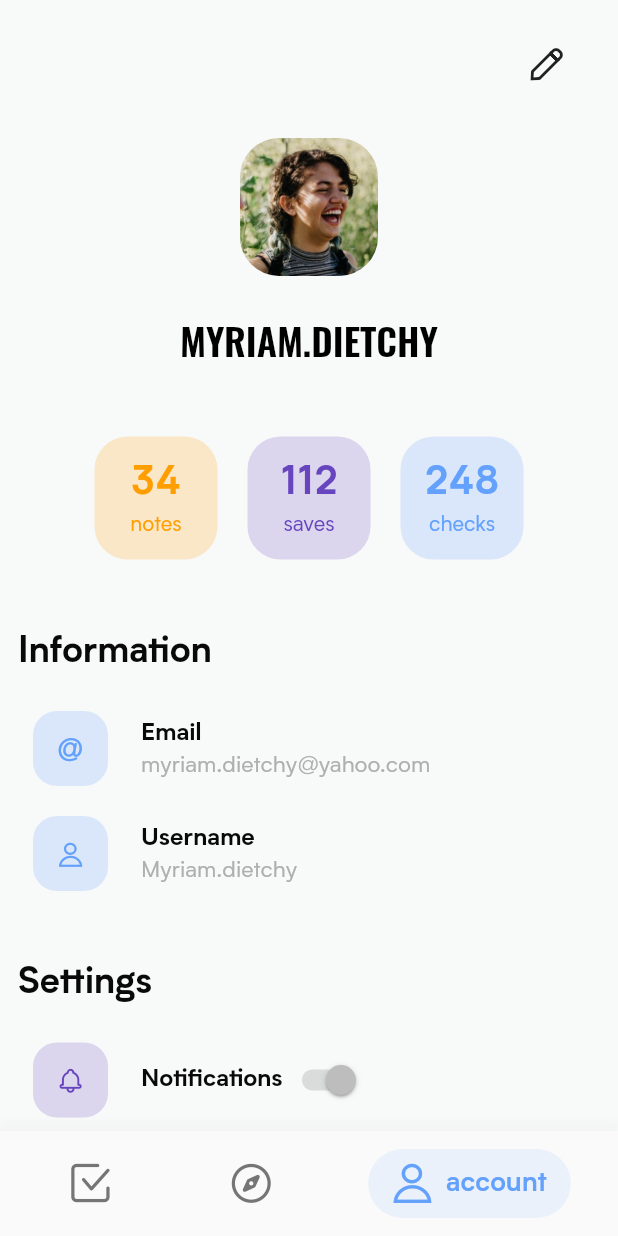
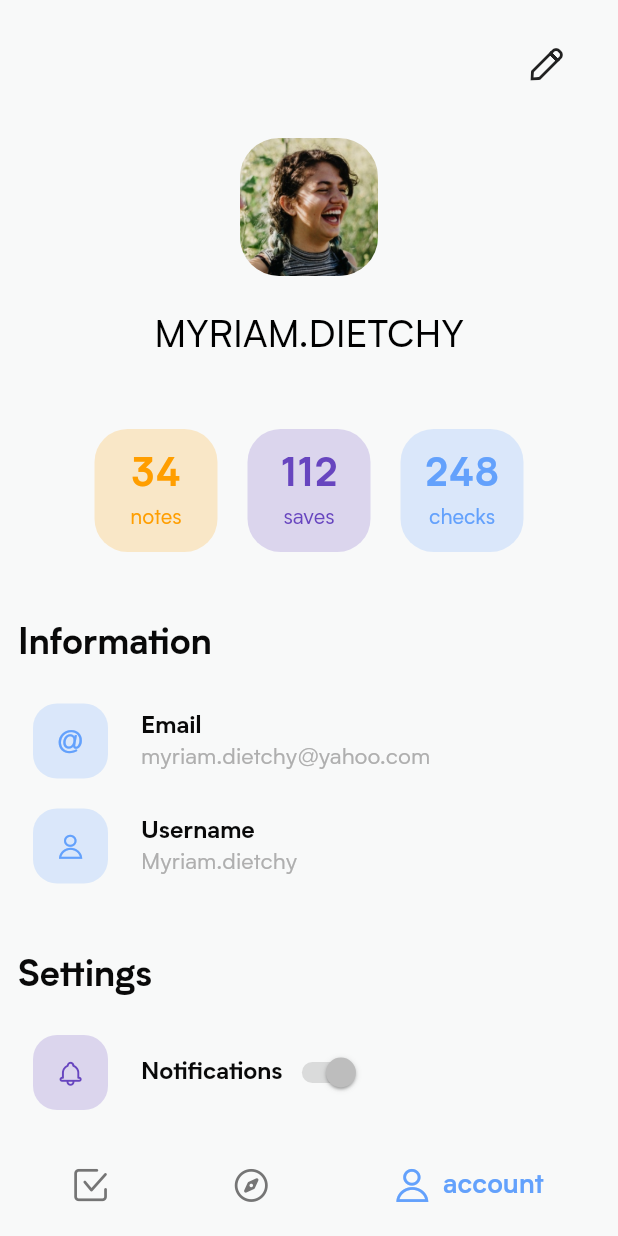
Before and after one commit to RobbeBuyle/PassionProject, a Flutter app: the screen it shows after launch, item 3 of the bottom bar chosen, on a phone screen of 412 x 824 dp. Run offline on Flutter 3.47's test engine with Material 2 defaults, Android fonts, the phone set to English and light mode, and no system bars; our stand-ins replace flutter_mobx, mobx; generated files the repository leaves out were written again.

Commit message:
changed some design elements, managed to make a slivergrid, filter should be persistent at the top moved to an appbar (again)

```diff
--- a/tick/lib/main.dart
+++ b/tick/lib/main.dart
@@ -25,9 +25,6 @@ class MyApp extends StatelessWidget {
     return ThemeData(
       primaryColor: ColorsLightBackground,
       accentColor: ColorsYellow,
-      appBarTheme: AppBarTheme(
-        textTheme: TextTheme(title: AppBarTextStyle),
-      ),
       textTheme: TextTheme(title: TitleTextStyle, body1: Body1TextStyle),
     );
   }
--- a/tick/lib/models/checkList_model.dart
+++ b/tick/lib/models/checkList_model.dart
@@ -1,8 +1,9 @@
 import 'package:tick/models/user_model.dart';
+import 'package:tick/screens/list_screen.dart';
 
 import 'check_model.dart';
 
-class CheckList {
+class CheckList implements ListItem {
   final User author;
 
   final String title;
--- a/tick/lib/style/style.dart
+++ b/tick/lib/style/style.dart
@@ -23,13 +23,21 @@ const LargeTestSize = 22.0;
 const BodyTextSize = 16.0;
 
 const String FontNameDefault = "Biotif";
-const String FontNameTitle = "Oswald";
 
 const AppBarTextStyle = TextStyle(
-  fontFamily: FontNameTitle,
-  fontSize: 42.0,
+    fontFamily: FontNameDefault,
+    fontWeight: FontWeight.w400,
+    color: ColorsBlack);
+
+const QuoteTextStyle = TextStyle(
+  fontFamily: FontNameDefault,
+  fontSize: 49.0,
+  fontWeight: FontWeight.w400,
   color: ColorsBlack,
 );
+
+const CategorySelectorTextStyle = TextStyle(
+    fontFamily: FontNameDefault, fontSize: 18.0, fontWeight: FontWeight.w500);
 
 const TitleTextStyle = TextStyle(
   fontFamily: FontNameDefault,
@@ -66,7 +74,7 @@ const Title1TextStyle = TextStyle(
     fontFamily: FontNameDefault);
 
 const AccountNameStyle = TextStyle(
-  fontFamily: FontNameTitle,
+  fontFamily: FontNameDefault,
   fontSize: 25.0,
   color: Colors.black,
 );
--- a/tick/lib/widgets/bottom_navbar.dart
+++ b/tick/lib/widgets/bottom_navbar.dart
@@ -1,4 +1,5 @@
 import 'package:flutter/material.dart';
+import 'package:tick/style/style.dart';
 
 class AnimatedBottomBar extends StatefulWidget {
   final List<BarItem> barItems;
@@ -22,17 +23,8 @@ class _AnimatedBottomBarState extends State<AnimatedBottomBar>
   Widget build(BuildContext context) {
     return SafeArea(
       child: Container(
-        decoration: BoxDecoration(
-          boxShadow: [
-            BoxShadow(
-              color: Colors.grey.withOpacity(0.05),
-              spreadRadius: 1,
-              blurRadius: 4,
-              offset: Offset(0, -5.0), // changes position of shadow
-            ),
-          ],
-        ),
         child: Material(
+          color: ColorsLightBackground,
           child: Padding(
             padding: const EdgeInsets.only(
                 bottom: 12.0, top: 12.0, left: 12.0, right: 12.0),
@@ -63,17 +55,13 @@ class _AnimatedBottomBarState extends State<AnimatedBottomBar>
         },
         child: AnimatedContainer(
           padding: const EdgeInsets.symmetric(horizontal: 16.0, vertical: 10.0),
-          decoration: BoxDecoration(
-              color:
-                  isSelected ? item.color.withOpacity(0.1) : Colors.transparent,
-              borderRadius: BorderRadius.circular(30)),
           duration: widget.animationDuration,
           child: Row(
             children: <Widget>[
               Icon(
                 item.icon,
                 color: isSelected ? item.color : Colors.grey[600],
-                size: 26.0,
+                size: 22.0,
               ),
               SizedBox(
                 width: 10.0,
--- a/tick/lib/widgets/category_selector.dart
+++ b/tick/lib/widgets/category_selector.dart
@@ -41,8 +41,8 @@ class _CategorySelectorState extends State<CategorySelector> {
                   style: TextStyle(
                       color:
                           index == selectedIndex ? ColorsYellow : ColorsGrey300,
-                      fontSize: 30.0,
-                      fontWeight: FontWeight.bold),
+                      fontSize: 16.0,
+                      fontWeight: FontWeight.w500),
                 ),
               ),
             );
--- a/tick/pubspec.yaml
+++ b/tick/pubspec.yaml
@@ -53,9 +53,6 @@ flutter:
   # list giving the asset and other descriptors for the font. For
   # example:
   fonts:
-    - family: Oswald
-      fonts:
-        - asset: assets/fonts/Oswald-SemiBold.ttf
     - family: Biotif
       fonts:
         - asset: assets/fonts/biotif/Biotif-Regular.ttf
```
Also changed, not shown: tick/lib/screens/list_screen.dart (+50 -35 lines), tick/lib/widgets/homescreen_quote.dart (added, +26 -0 lines), tick/lib/widgets/list_preview.dart (added, +8 -0 lines), tick/lib/widgets/lists_list.dart (+37 -37 lines).
